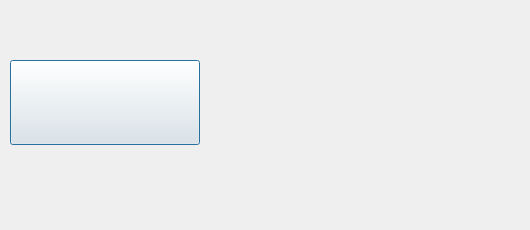
Qt form src/dialogaboutthis.ui (cnldw/FinanceFileReader) before a commit.
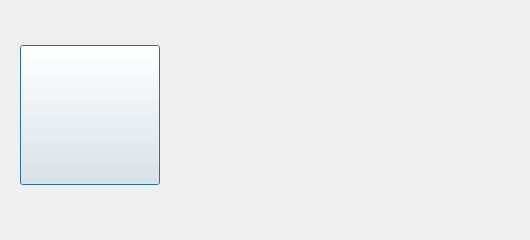
The same form after that commit. Icons and pictures are not drawn.

The edit to the form file:
```diff
--- a/src/dialogaboutthis.ui
+++ b/src/dialogaboutthis.ui
@@ -7,19 +7,19 @@
     <x>0</x>
     <y>0</y>
     <width>530</width>
-    <height>230</height>
+    <height>240</height>
    </rect>
   </property>
   <property name="minimumSize">
    <size>
     <width>530</width>
-    <height>230</height>
+    <height>240</height>
    </size>
   </property>
   <property name="maximumSize">
    <size>
     <width>530</width>
-    <height>530</height>
+    <height>240</height>
    </size>
   </property>
   <property name="windowTitle">
@@ -28,10 +28,10 @@
   <widget class="QLabel" name="label">
    <property name="geometry">
     <rect>
-     <x>220</x>
+     <x>190</x>
      <y>10</y>
-     <width>301</width>
-     <height>211</height>
+     <width>331</width>
+     <height>221</height>
     </rect>
    </property>
    <property name="toolTip">
@@ -50,10 +50,10 @@
   <widget class="QPushButton" name="pushButton">
    <property name="geometry">
     <rect>
-     <x>10</x>
-     <y>60</y>
-     <width>190</width>
-     <height>85</height>
+     <x>20</x>
+     <y>45</y>
+     <width>140</width>
+     <height>140</height>
     </rect>
    </property>
    <property name="autoFillBackground">
@@ -68,8 +68,8 @@
    </property>
    <property name="iconSize">
     <size>
-     <width>201</width>
-     <height>201</height>
+     <width>140</width>
+     <height>140</height>
     </size>
    </property>
   </widget>
```
Left out of the diff: 2 changed lines with no effect on the pictures.
